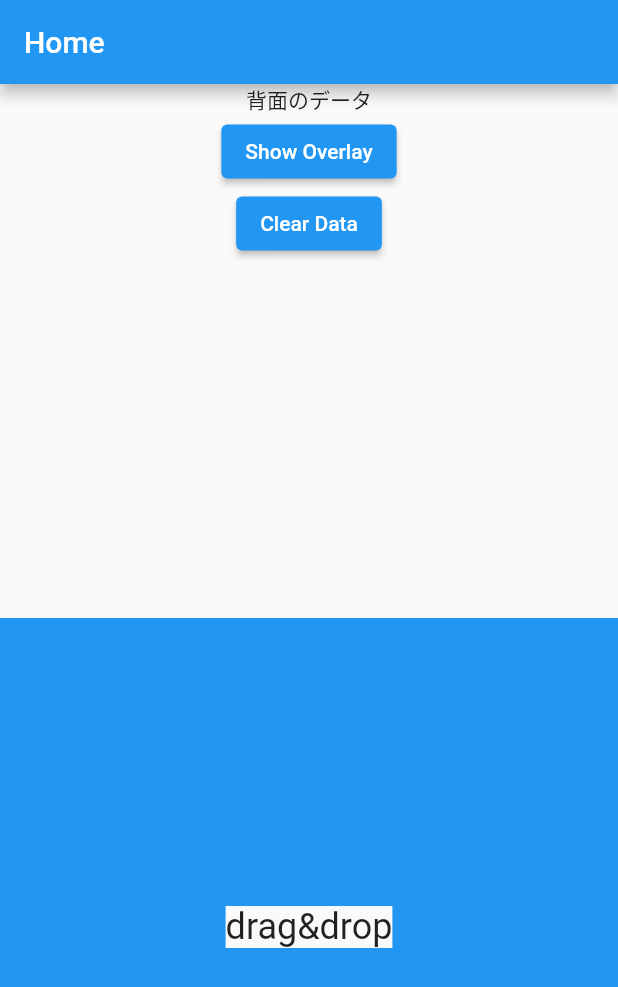
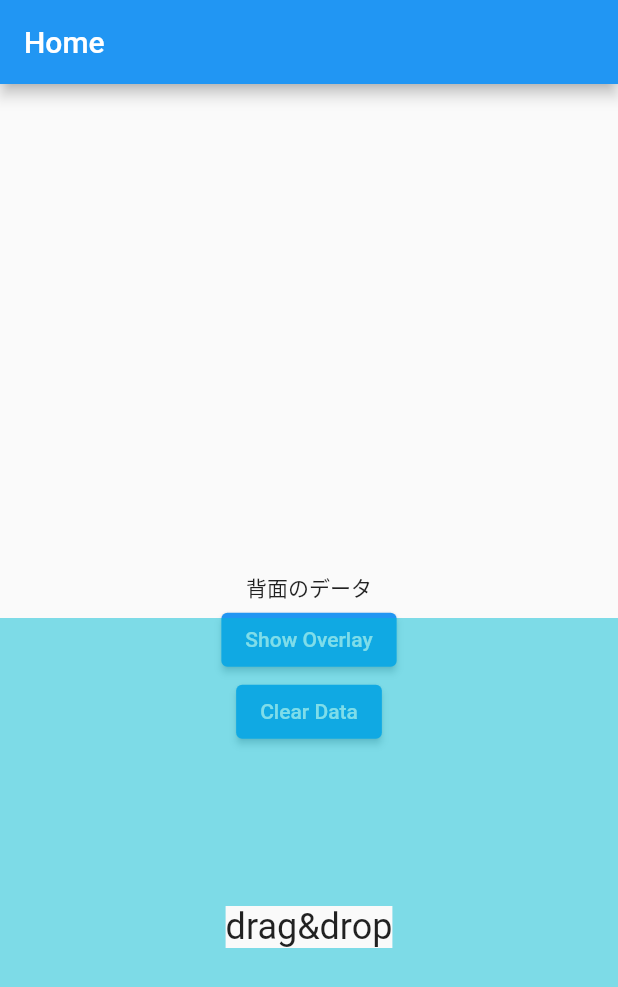
Before and after one commit to DaisukeNagata/flutter_application_dialog, a Flutter app: the screen it shows after launch, after a tap on "Show Overlay", on a phone screen of 412 x 824 dp. Shown: the top 987 px of the screen. Run offline on Flutter 3.47's test engine with Material 2 defaults, Android fonts, the phone set to English and light mode, and no system bars.

Commit message:
add: rear operation

```diff
--- a/lib/main.dart
+++ b/lib/main.dart
@@ -31,9 +31,9 @@ class MyHomePage extends StatefulWidget {
 class _MyHomePageState extends State<MyHomePage> {
   final SlideUpController _slideUpController = SlideUpController();
   StreamController _streamController = StreamController.broadcast();
-
   String _tex = 'drag&drop';
   final String _dataSet = '背面のデータ';
+  var flg = true;
   @override
   Widget build(BuildContext context) {
     return Scaffold(
@@ -42,13 +42,19 @@ class _MyHomePageState extends State<MyHomePage> {
       ),
       body: Center(
         child: Column(
-          mainAxisAlignment: MainAxisAlignment.start,
+          mainAxisAlignment: MainAxisAlignment.center,
           children: <Widget>[
             Draggable(
               data: _dataSet,
               feedback: Material(
                 child: Text(_dataSet),
               ),
+              onDragStarted: () {
+                setState(() {
+                  flg = false;
+                });
+                _streamController.sink.add(0);
+              },
               childWhenDragging: Text(_dataSet),
               child: Text(_dataSet),
             ),
@@ -60,25 +66,28 @@ class _MyHomePageState extends State<MyHomePage> {
                 }
                 _slideUpController.show(
                   context,
-                  Container(
+                  StreamBuilder(
+                    stream: _streamController.stream,
+                    builder: (BuildContext context, AsyncSnapshot snapshot) {
+                      return IgnorePointer(
+                        ignoring: flg,
+                        child: Container(
                           height: MediaQuery.of(context).size.height / 2,
 
                           // set size
-                      color: Colors.blue,
+                          color: Colors.cyan.withOpacity(0.5),
 
                           // set color
                           child: Container(
                             alignment: Alignment.center,
-                          child: StreamBuilder(
-                            stream: _streamController.stream,
-                            builder:
-                                (BuildContext context, AsyncSnapshot snapshot) {
-                              return Material(
+                            child: Material(
                               child: DragTarget(
                                 onAccept: (data) {
                                   setState(() {
+                                    flg = true;
                                     _tex = data.toString();
                                   });
+                                   _streamController.sink.add(0);
                                 },
                                 builder: (BuildContext context,
                                     List<Object?> candidateData,
@@ -89,9 +98,13 @@ class _MyHomePageState extends State<MyHomePage> {
                                   );
                                 },
                               ),
+                            ),
+                          ),
+                        ),
                       );
                     },
-                          ))),
+                  ),
+
                   200, // set speed
                 );
               },
```
Lines whose indentation alone changed are shown as unchanged.
